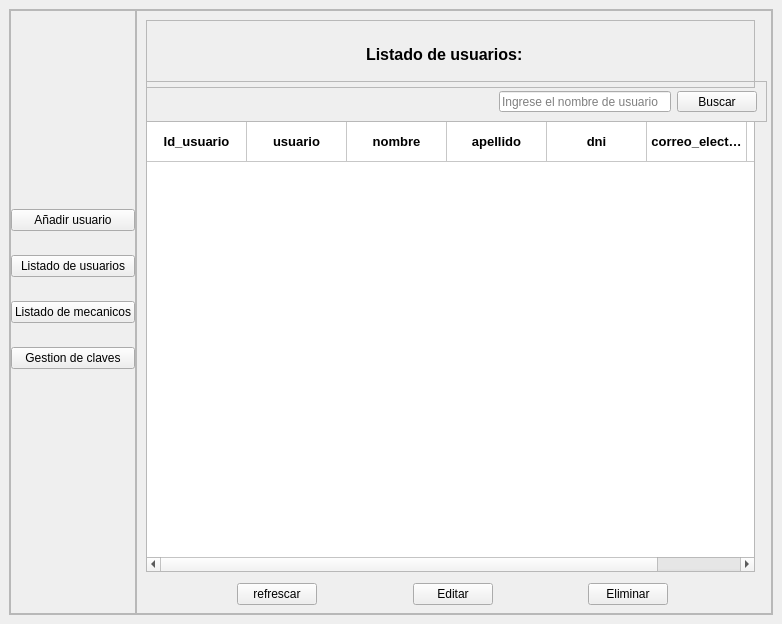
Qt form views/main.ui (Alaan20/TP_FINAL-POO) before a commit.
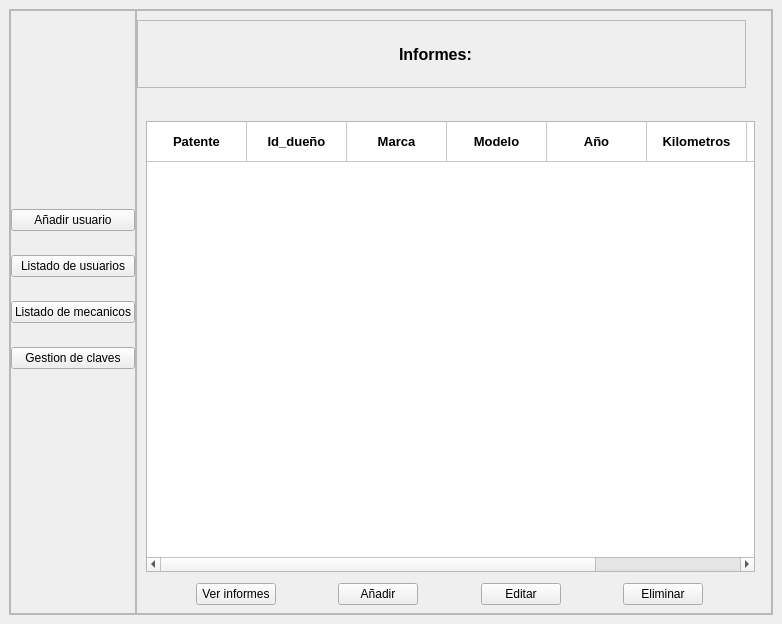
The same form after that commit. The open tabs and pages were chosen to show the change. Icons and pictures are not drawn.

What changed in the file:
```diff
--- a/views/main.ui
+++ b/views/main.ui
@@ -991,6 +991,30 @@
                </rect>
               </property>
               <layout class="QHBoxLayout" name="horizontalLayout_11">
+               <item>
+                <spacer name="horizontalSpacer_8">
+                 <property name="orientation">
+                  <enum>Qt::Horizontal</enum>
+                 </property>
+                 <property name="sizeHint" stdset="0">
+                  <size>
+                   <width>40</width>
+                   <height>20</height>
+                  </size>
+                 </property>
+                </spacer>
+               </item>
+               <item>
+                <widget class="QPushButton" name="pushButton_6">
+                 <property name="text">
+                  <string>Ver autos</string>
+                 </property>
+                 <property name="icon">
+                  <iconset>
+                   <normaloff>../icons/license_options_normal_hover.png</normaloff>../icons/license_options_normal_hover.png</iconset>
+                 </property>
+                </widget>
+               </item>
                <item>
                 <spacer name="horizontalSpacer_7">
                  <property name="orientation">
@@ -3549,6 +3573,490 @@
               </layout>
              </widget>
             </widget>
+            <widget class="QWidget" name="page_informes">
+             <widget class="QFrame" name="frame_38">
+              <property name="geometry">
+               <rect>
+                <x>0</x>
+                <y>9</y>
+                <width>609</width>
+                <height>68</height>
+               </rect>
+              </property>
+              <property name="frameShape">
+               <enum>QFrame::StyledPanel</enum>
+              </property>
+              <property name="frameShadow">
+               <enum>QFrame::Raised</enum>
+              </property>
+              <property name="lineWidth">
+               <number>0</number>
+              </property>
+              <property name="midLineWidth">
+               <number>0</number>
+              </property>
+              <layout class="QHBoxLayout" name="horizontalLayout_20">
+               <item>
+                <spacer name="horizontalSpacer_25">
+                 <property name="orientation">
+                  <enum>Qt::Horizontal</enum>
+                 </property>
+                 <property name="sizeHint" stdset="0">
+                  <size>
+                   <width>40</width>
+                   <height>20</height>
+                  </size>
+                 </property>
+                </spacer>
+               </item>
+               <item>
+                <widget class="QLabel" name="label_37">
+                 <property name="font">
+                  <font>
+                   <family>Arial</family>
+                   <pointsize>12</pointsize>
+                   <weight>75</weight>
+                   <bold>true</bold>
+                   <kerning>false</kerning>
+                  </font>
+                 </property>
+                 <property name="text">
+                  <string>Informes:</string>
+                 </property>
+                </widget>
+               </item>
+               <item>
+                <spacer name="horizontalSpacer_26">
+                 <property name="orientation">
+                  <enum>Qt::Horizontal</enum>
+                 </property>
+                 <property name="sizeHint" stdset="0">
+                  <size>
+                   <width>40</width>
+                   <height>20</height>
+                  </size>
+                 </property>
+                </spacer>
+               </item>
+               <item>
+                <widget class="QLabel" name="label_48">
+                 <property name="text">
+                  <string/>
+                 </property>
+                 <property name="pixmap">
+                  <pixmap>../icons/mecanic.ico</pixmap>
+                 </property>
+                </widget>
+               </item>
+              </layout>
+             </widget>
+             <widget class="QWidget" name="layoutWidget_4">
+              <property name="geometry">
+               <rect>
+                <x>2</x>
+                <y>570</y>
+                <width>621</width>
+                <height>26</height>
+               </rect>
+              </property>
+              <layout class="QHBoxLayout" name="horizontalLayout_21">
+               <item>
+                <spacer name="horizontalSpacer_10">
+                 <property name="orientation">
+                  <enum>Qt::Horizontal</enum>
+                 </property>
+                 <property name="sizeHint" stdset="0">
+                  <size>
+                   <width>40</width>
+                   <height>20</height>
+                  </size>
+                 </property>
+                </spacer>
+               </item>
+               <item>
+                <widget class="QPushButton" name="pushButton_12">
+                 <property name="text">
+                  <string>Ver informes</string>
+                 </property>
+                 <property name="icon">
+                  <iconset>
+                   <normaloff>../icons/license_options_normal_hover.png</normaloff>../icons/license_options_normal_hover.png</iconset>
+                 </property>
+                </widget>
+               </item>
+               <item>
+                <spacer name="horizontalSpacer_29">
+                 <property name="orientation">
+                  <enum>Qt::Horizontal</enum>
+                 </property>
+                 <property name="sizeHint" stdset="0">
+                  <size>
+                   <width>40</width>
+                   <height>20</height>
+                  </size>
+                 </property>
+                </spacer>
+               </item>
+               <item>
+                <widget class="QPushButton" name="pushButton_16">
+                 <property name="text">
+                  <string>Añadir</string>
+                 </property>
+                 <property name="icon">
+                  <iconset>
+                   <normaloff>../icons/tick_normal_hover.png</normaloff>../icons/tick_normal_hover.png</iconset>
+                 </property>
+                </widget>
+               </item>
+               <item>
+                <spacer name="horizontalSpacer_37">
+                 <property name="orientation">
+                  <enum>Qt::Horizontal</enum>
+                 </property>
+                 <property name="sizeHint" stdset="0">
+                  <size>
+                   <width>40</width>
+                   <height>20</height>
+                  </size>
+                 </property>
+                </spacer>
+               </item>
+               <item>
+                <widget class="QPushButton" name="pushButton_17">
+                 <property name="text">
+                  <string>Editar</string>
+                 </property>
+                 <property name="icon">
+                  <iconset>
+                   <normaloff>../icons/edit_small_normal_hover.png</normaloff>../icons/edit_small_normal_hover.png</iconset>
+                 </property>
+                </widget>
+               </item>
+               <item>
+                <spacer name="horizontalSpacer_46">
+                 <property name="orientation">
+                  <enum>Qt::Horizontal</enum>
+                 </property>
+                 <property name="sizeHint" stdset="0">
+                  <size>
+                   <width>40</width>
+                   <height>20</height>
+                  </size>
+                 </property>
+                </spacer>
+               </item>
+               <item>
+                <widget class="QPushButton" name="pushButton_18">
+                 <property name="text">
+                  <string>Eliminar</string>
+                 </property>
+                 <property name="icon">
+                  <iconset>
+                   <normaloff>../icons/cross_normal_hover.png</normaloff>../icons/cross_normal_hover.png</iconset>
+                 </property>
+                </widget>
+               </item>
+               <item>
+                <spacer name="horizontalSpacer_47">
+                 <property name="orientation">
+                  <enum>Qt::Horizontal</enum>
+                 </property>
+                 <property name="sizeHint" stdset="0">
+                  <size>
+                   <width>40</width>
+                   <height>20</height>
+                  </size>
+                 </property>
+                </spacer>
+               </item>
+              </layout>
+             </widget>
+             <widget class="QTableWidget" name="table_informes">
+              <property name="geometry">
+               <rect>
+                <x>9</x>
+                <y>110</y>
+                <width>609</width>
+                <height>451</height>
+               </rect>
+              </property>
+              <property name="autoFillBackground">
+               <bool>false</bool>
+              </property>
+              <property name="alternatingRowColors">
+               <bool>false</bool>
+              </property>
+              <property name="showGrid">
+               <bool>true</bool>
+              </property>
+              <property name="sortingEnabled">
+               <bool>false</bool>
+              </property>
+              <attribute name="horizontalHeaderVisible">
+               <bool>false</bool>
+              </attribute>
+              <attribute name="horizontalHeaderCascadingSectionResizes">
+               <bool>false</bool>
+              </attribute>
+              <attribute name="horizontalHeaderHighlightSections">
+               <bool>true</bool>
+              </attribute>
+              <attribute name="horizontalHeaderMinimumSectionSize">
+               <number>40</number>
+              </attribute>
+              <attribute name="horizontalHeaderShowSortIndicator" stdset="0">
+               <bool>false</bool>
+              </attribute>
+              <attribute name="horizontalHeaderStretchLastSection">
+               <bool>true</bool>
+              </attribute>
+              <attribute name="verticalHeaderVisible">
+               <bool>false</bool>
+              </attribute>
+              <attribute name="verticalHeaderCascadingSectionResizes">
+               <bool>false</bool>
+              </attribute>
+              <attribute name="verticalHeaderDefaultSectionSize">
+               <number>40</number>
+              </attribute>
+              <attribute name="verticalHeaderMinimumSectionSize">
+               <number>40</number>
+              </attribute>
+              <attribute name="verticalHeaderShowSortIndicator" stdset="0">
+               <bool>false</bool>
+              </attribute>
+              <attribute name="verticalHeaderStretchLastSection">
+               <bool>false</bool>
+              </attribute>
+              <row>
+               <property name="text">
+                <string>id_usuario</string>
+               </property>
+              </row>
+              <column>
+               <property name="text">
+                <string>patente</string>
+               </property>
+               <property name="font">
+                <font>
+                 <pointsize>10</pointsize>
+                 <weight>75</weight>
+                 <bold>true</bold>
+                </font>
+               </property>
+               <property name="textAlignment">
+                <set>AlignCenter</set>
+               </property>
+              </column>
+              <column>
+               <property name="text">
+                <string>id_dueño</string>
+               </property>
+              </column>
+              <column>
+               <property name="text">
+                <string notr="true">marca</string>
+               </property>
+               <property name="font">
+                <font>
+                 <pointsize>10</pointsize>
+                 <weight>75</weight>
+                 <bold>true</bold>
+                 <stylestrategy>NoAntialias</stylestrategy>
+                 <kerning>false</kerning>
+                </font>
+               </property>
+               <property name="textAlignment">
+                <set>AlignCenter</set>
+               </property>
+              </column>
+              <column>
+               <property name="text">
+                <string>modelo</string>
+               </property>
+               <property name="font">
+                <font>
+                 <pointsize>10</pointsize>
+                 <weight>75</weight>
+                 <bold>true</bold>
+                </font>
+               </property>
+               <property name="textAlignment">
+                <set>AlignCenter</set>
+               </property>
+              </column>
+              <column>
+               <property name="text">
+                <string>año</string>
+               </property>
+              </column>
+              <column>
+               <property name="text">
+                <string>kilometros</string>
+               </property>
+               <property name="font">
+                <font>
+                 <pointsize>10</pointsize>
+                 <weight>75</weight>
+                 <bold>true</bold>
+                </font>
+               </property>
+               <property name="textAlignment">
+                <set>AlignCenter</set>
+               </property>
+              </column>
+              <column>
+               <property name="text">
+                <string>tip. combustible</string>
+               </property>
+               <property name="font">
+                <font>
+                 <pointsize>10</pointsize>
+                 <weight>75</weight>
+                 <bold>true</bold>
+                </font>
+               </property>
+               <property name="textAlignment">
+                <set>AlignCenter</set>
+               </property>
+              </column>
+              <column>
+               <property name="text">
+                <string>Notas</string>
+               </property>
+               <property name="font">
+                <font>
+                 <pointsize>10</pointsize>
+                 <weight>75</weight>
+                 <bold>true</bold>
+                </font>
+               </property>
+               <property name="textAlignment">
+                <set>AlignCenter</set>
+               </property>
+              </column>
+              <item row="0" column="0">
+               <property name="text">
+                <string>Patente</string>
+               </property>
+               <property name="font">
+                <font>
+                 <pointsize>10</pointsize>
+                 <weight>75</weight>
+                 <bold>true</bold>
+                </font>
+               </property>
+               <property name="textAlignment">
+                <set>AlignCenter</set>
+               </property>
+              </item>
+              <item row="0" column="1">
+               <property name="text">
+                <string>Id_dueño</string>
+               </property>
+               <property name="font">
+                <font>
+                 <pointsize>10</pointsize>
+                 <weight>75</weight>
+                 <bold>true</bold>
+                </font>
+               </property>
+               <property name="textAlignment">
+                <set>AlignCenter</set>
+               </property>
+              </item>
+              <item row="0" column="2">
+               <property name="text">
+                <string>Marca</string>
+               </property>
+               <property name="font">
+                <font>
+                 <pointsize>10</pointsize>
+                 <weight>75</weight>
+                 <bold>true</bold>
+                </font>
+               </property>
+               <property name="textAlignment">
+                <set>AlignCenter</set>
+               </property>
+              </item>
+              <item row="0" column="3">
+               <property name="text">
+                <string>Modelo</string>
+               </property>
+               <property name="font">
+                <font>
+                 <pointsize>10</pointsize>
+                 <weight>75</weight>
+                 <bold>true</bold>
+                </font>
+               </property>
+               <property name="textAlignment">
+                <set>AlignCenter</set>
+               </property>
+              </item>
+              <item row="0" column="4">
+               <property name="text">
+                <string>Año</string>
+               </property>
+               <property name="font">
+                <font>
+                 <pointsize>10</pointsize>
+                 <weight>75</weight>
+                 <bold>true</bold>
+                </font>
+               </property>
+               <property name="textAlignment">
+                <set>AlignCenter</set>
+               </property>
+              </item>
+              <item row="0" column="5">
+               <property name="text">
+                <string>Kilometros</string>
+               </property>
+               <property name="font">
+                <font>
+                 <pointsize>10</pointsize>
+                 <weight>75</weight>
+                 <bold>true</bold>
+                </font>
+               </property>
+               <property name="textAlignment">
+                <set>AlignCenter</set>
+               </property>
+              </item>
+              <item row="0" column="6">
+               <property name="text">
+                <string>Tip. Combustible</string>
+               </property>
+               <property name="font">
+                <font>
+                 <pointsize>10</pointsize>
+                 <weight>75</weight>
+                 <bold>true</bold>
+                </font>
+               </property>
+               <property name="textAlignment">
+                <set>AlignCenter</set>
+               </property>
+              </item>
+              <item row="0" column="7">
+               <property name="text">
+                <string>Notas</string>
+               </property>
+               <property name="font">
+                <font>
+                 <pointsize>10</pointsize>
+                 <weight>75</weight>
+                 <bold>true</bold>
+                </font>
+               </property>
+               <property name="textAlignment">
+                <set>AlignCenter</set>
+               </property>
+              </item>
+             </widget>
+            </widget>
            </widget>
           </item>
          </layout>
```
Left out of the diff: 24 changed lines with no effect on the pictures.
